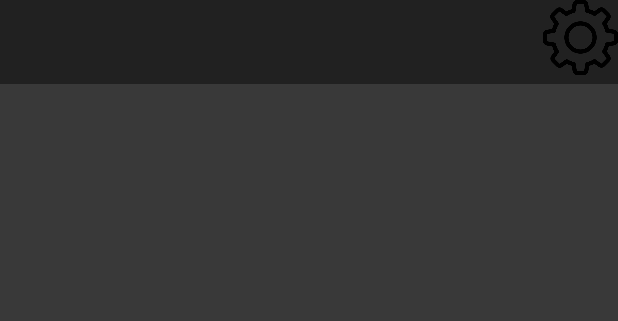
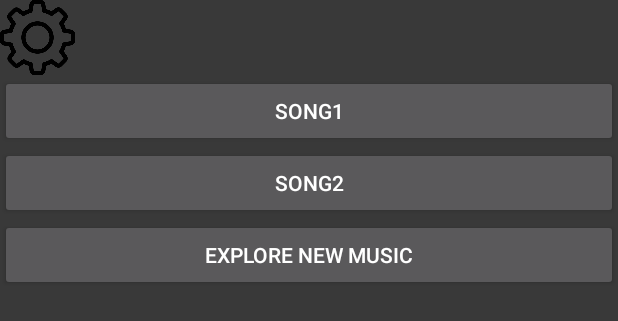
Before and after one commit to MagicMenma/soundify, an Android app: the layout menu.xml on its own in the app's theme, with its tools: preview values and no code run, on a phone screen of 412 x 824 dp. Shown: the top 321 px of the screen. Run offline under Robolectric (Android 15) with nearby library versions, the light colour scheme and no system bars.

Commit message:
Connect All 3 Activity & Debug
w

```diff
--- a/app/src/main/res/layout/activity_main.xml
+++ b/app/src/main/res/layout/activity_main.xml
@@ -19,7 +19,6 @@
             android:fontFamily="serif"
             android:padding="25dp"
             android:text="Song's Name"
-            android:textColor="@color/black"
             android:textSize="20dp"
             android:textStyle="bold|italic"
             tools:ignore="ExtraText" />
--- a/app/src/main/res/layout/menu.xml
+++ b/app/src/main/res/layout/menu.xml
@@ -2,29 +2,66 @@
     android:layout_width="match_parent"
     android:layout_height="match_parent">
 
-    <androidx.appcompat.widget.Toolbar
-        android:id="@+id/toolbar"
-        android:layout_width="match_parent"
-        android:layout_height="?attr/actionBarSize"
-        android:background="?attr/colorPrimary"
-        android:theme="@style/ThemeOverlay.AppCompat.Dark.ActionBar"
-        android:title="Soundify" />
+<!--    <androidx.appcompat.widget.Toolbar-->
+<!--        android:id="@+id/toolbar"-->
+<!--        android:layout_width="match_parent"-->
+<!--        android:layout_height="?attr/actionBarSize"-->
+<!--        android:background="?attr/colorPrimary"-->
+<!--        android:theme="@style/ThemeOverlay.AppCompat.Dark.ActionBar"-->
+<!--        android:title="Soundify" />-->
 
-    <androidx.recyclerview.widget.RecyclerView
-        android:id="@+id/song_list"
+<!--    <androidx.recyclerview.widget.RecyclerView-->
+<!--        android:id="@+id/song_list"-->
+<!--        android:layout_width="match_parent"-->
+<!--        android:layout_height="match_parent"-->
+<!--        android:layout_below="@id/toolbar"-->
+<!--        android:scrollbars="vertical" />-->
+
+    <LinearLayout
         android:layout_width="match_parent"
         android:layout_height="match_parent"
-        android:layout_below="@id/toolbar"
-        android:scrollbars="vertical" />
+        android:orientation="vertical">
+
+        <LinearLayout
+            android:layout_width="match_parent"
+            android:layout_height="wrap_content"
+            android:orientation="vertical">
 
             <ImageButton
                 android:id="@+id/settings_button"
                 android:layout_width="50dp"
                 android:layout_height="50dp"
                 android:background="@null"
-        android:layout_alignParentEnd="true"
+                android:scaleType="fitCenter"
                 android:src="@raw/settings"
-        android:scaleType="fitCenter"
-        android:text="Setting"/>
+                android:text="Setting" />
+
+            <Button
+                android:id="@+id/song1"
+                android:layout_width="match_parent"
+                android:layout_height="wrap_content"
+                android:text="@string/song1" />
+
+            <Button
+                android:id="@+id/song2"
+                android:layout_width="match_parent"
+                android:layout_height="wrap_content"
+                android:text="song2" />
+
+        </LinearLayout>
+
+        <LinearLayout
+            android:layout_width="match_parent"
+            android:layout_height="match_parent"
+            android:orientation="vertical">
+
+            <Button
+                android:id="@+id/moreMusic"
+                android:layout_width="match_parent"
+                android:layout_height="wrap_content"
+                android:text="Explore New Music" />
+        </LinearLayout>
+
+    </LinearLayout>
 
 </RelativeLayout>
```
Also changed, not shown: app/src/main/AndroidManifest.xml (+17 -1 lines), app/src/main/java/com/example/soundify/MenuActivity.java (+58 -10 lines), app/src/main/java/com/example/soundify/SettingsActivity.java (+9 -1 lines), app/src/main/res/layout/setting.xml (+20 -5 lines). Lines whose indentation alone changed are shown as unchanged.
